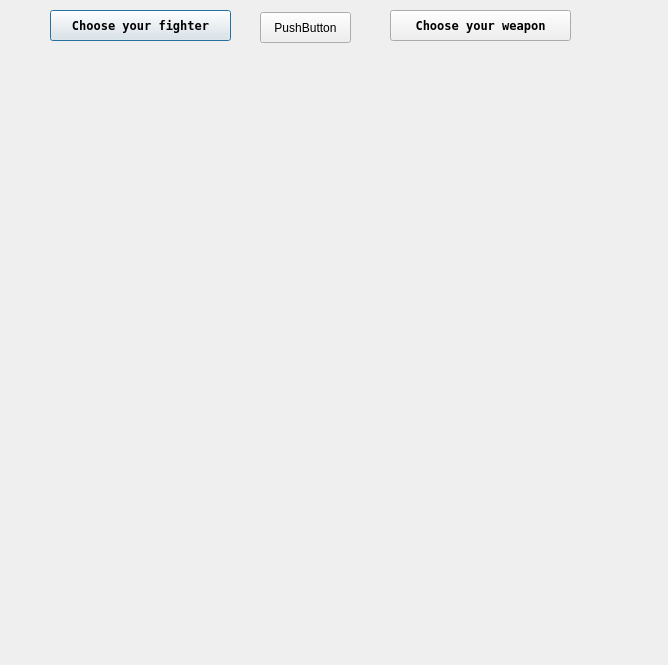
The window that Picture.ui (k1r1llya/pythonProject7) describes before a commit, drawn with Qt 5.
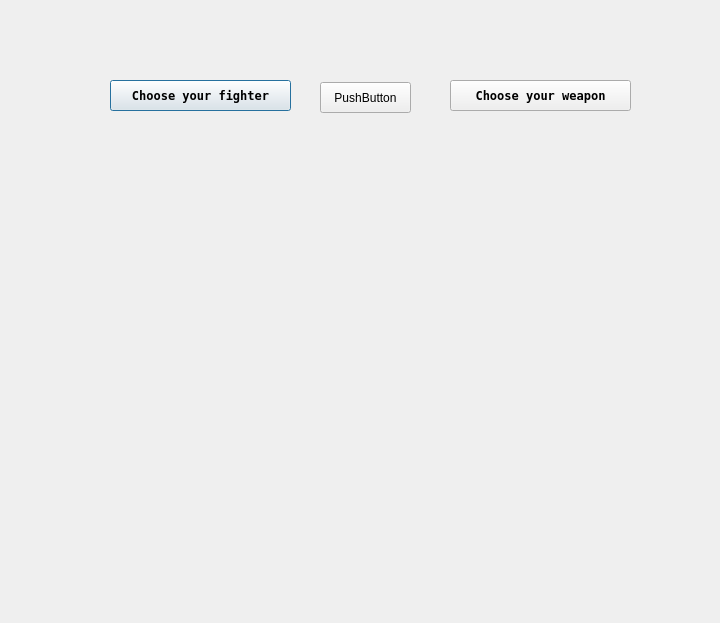
The same window after the commit.

What changed in the file:
```diff
--- a/Picture.ui
+++ b/Picture.ui
@@ -6,23 +6,18 @@
    <rect>
     <x>0</x>
     <y>0</y>
-    <width>668</width>
-    <height>665</height>
+    <width>720</width>
+    <height>623</height>
    </rect>
   </property>
-  <property name="font">
-   <font>
-    <family>Yu Gothic UI</family>
-   </font>
-  </property>
   <property name="windowTitle">
    <string>Dialog</string>
   </property>
   <widget class="QPushButton" name="button_for_pen_color">
    <property name="geometry">
     <rect>
-     <x>50</x>
-     <y>10</y>
+     <x>110</x>
+     <y>80</y>
      <width>181</width>
      <height>31</height>
     </rect>
@@ -44,8 +39,8 @@
   <widget class="QPushButton" name="button_for_width">
    <property name="geometry">
     <rect>
-     <x>390</x>
-     <y>10</y>
+     <x>450</x>
+     <y>80</y>
      <width>181</width>
      <height>31</height>
     </rect>
@@ -67,8 +62,8 @@
   <widget class="QPushButton" name="btnSave">
    <property name="geometry">
     <rect>
-     <x>260</x>
-     <y>12</y>
+     <x>320</x>
+     <y>82</y>
      <width>91</width>
      <height>31</height>
     </rect>
```
